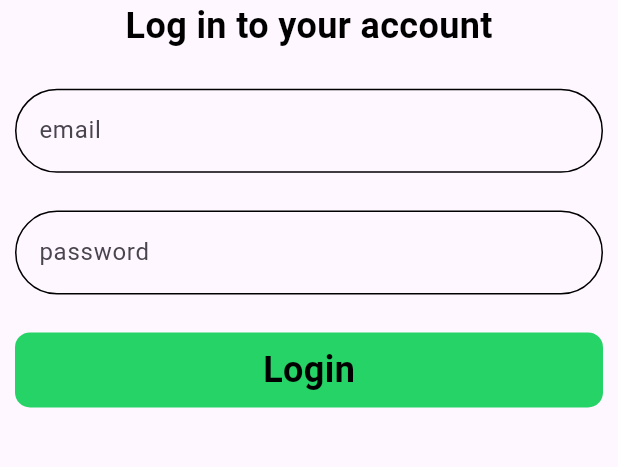
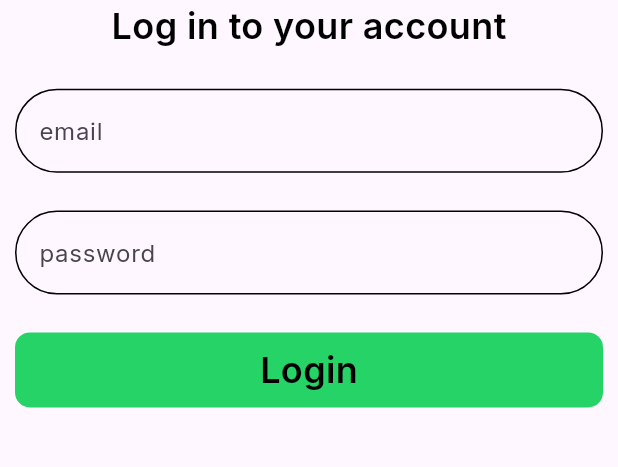
Before and after one commit to AshrafSholok/Chat_app, a Flutter app: the screen it shows after launch, on a phone screen of 412 x 824 dp, the part 375-842 px from its top. Run offline on Flutter 3.47's test engine with Material 3 defaults, Android fonts, the phone set to English and light mode, and no system bars; our stand-ins replace google_fonts.

Commit message:
add google fonts

```diff
--- a/lib/main.dart
+++ b/lib/main.dart
@@ -1,5 +1,6 @@
-import 'package:chat_app/features/splash%20screen/presentation/views/splash_view.dart';
+import 'package:chat_app/features/home/presentation/views/home_view.dart';
 import 'package:flutter/material.dart';
+import 'package:google_fonts/google_fonts.dart';
 
 void main() {
   runApp(const ChatApp());
@@ -12,7 +13,10 @@ class ChatApp extends StatelessWidget {
   Widget build(BuildContext context) {
     return MaterialApp(
       debugShowCheckedModeBanner: false,
-      home: SplashView(),
+      theme: ThemeData(
+        textTheme: GoogleFonts.interTextTheme(),
+      ),
+      home: const HomeView(),
     );
   }
 }
--- a/pubspec.yaml
+++ b/pubspec.yaml
@@ -31,6 +31,8 @@ dependencies:
   flutter:
     sdk: flutter
 
+
+  google_fonts: ^6.2.1
 
   # The following adds the Cupertino Icons font to your application.
   # Use with the CupertinoIcons class for iOS style icons.
```
Also changed, not shown: lib/features/home/presentation/views/home_view.dart (+11 -0 lines), pubspec.lock, 1 other file.
